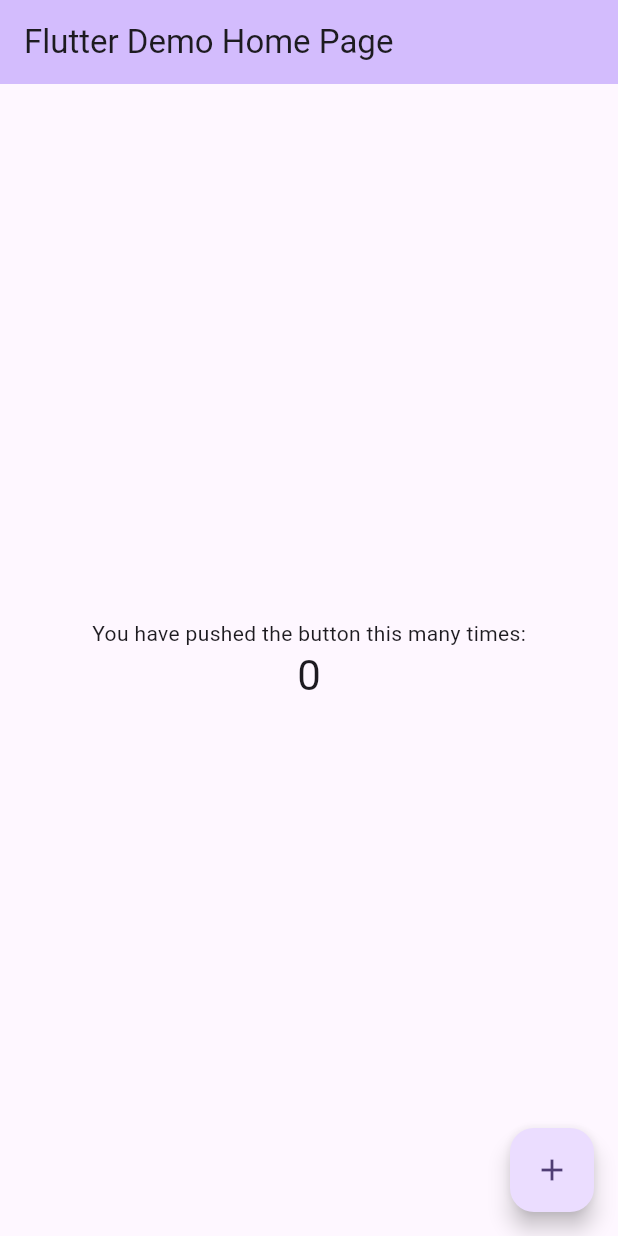
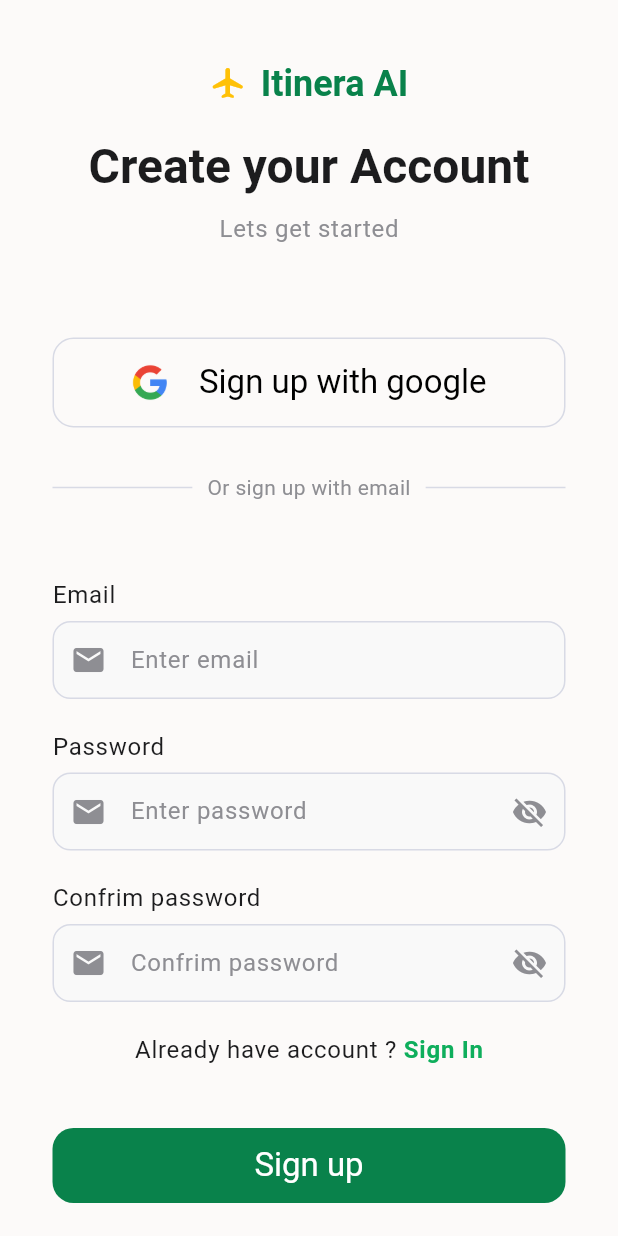
Before and after one commit to Aditya290605/smart_trip_planner_flutter, a Flutter app: the screen it shows after launch, on a phone screen of 412 x 824 dp. Run offline on Flutter 3.47's test engine with Material 3 defaults, Android fonts, the phone set to English and light mode, and no system bars; our stand-ins replace flutter_bloc; Roboto replaces fonts that are missing (SFPro).

Commit message:
sign up and sign in page added

```diff
--- /dev/null
+++ b/smart_trip_planner/lib/core/theme/app_color.dart
@@ -0,0 +1,12 @@
+import 'package:flutter/material.dart';
+
+class AppColors {
+  static const Color primary = Color(0xFF0EAE5C); // Green button
+  static const Color primaryDark = Color(0xFF09824B);
+  static const Color scaffold = Color(0xFFFCFAF9); // Light cream background
+  static const Color textDark = Color(0xFF1C1C1E); // Heading text
+  static const Color textLight = Color(0xFF8E8E93); // Subtitle text
+  static const Color border = Color.fromRGBO(216, 218, 229, 1); // Input border
+  static const Color inputFill = Color(0xFFF9F9F9); // Input background
+  static const Color googleBlue = Color(0xFF4285F4); // Google button icon
+}
--- /dev/null
+++ b/smart_trip_planner/lib/core/theme/app_theme.dart
@@ -0,0 +1,82 @@
+import 'package:flutter/material.dart';
+import 'package:smart_trip_planner/core/theme/app_color.dart';
+
+class AppTheme {
+  static ThemeData lightTheme = ThemeData(
+    scaffoldBackgroundColor: AppColors.scaffold,
+    brightness: Brightness.light,
+    fontFamily: 'SFPro',
+
+    colorScheme: ColorScheme.light(
+      primary: AppColors.primary,
+      onPrimary: Colors.white,
+    ),
+
+    textTheme: const TextTheme(
+      headlineLarge: TextStyle(
+        fontSize: 32,
+        fontWeight: FontWeight.bold,
+        color: AppColors.textDark,
+      ),
+      headlineMedium: TextStyle(
+        fontSize: 24,
+        fontWeight: FontWeight.bold,
+        color: AppColors.textDark,
+      ),
+      titleMedium: TextStyle(
+        fontSize: 16,
+        fontWeight: FontWeight.w600,
+        color: AppColors.textDark,
+      ),
+      bodyLarge: TextStyle(
+        fontSize: 16,
+        fontWeight: FontWeight.normal,
+        color: AppColors.textDark,
+      ),
+      bodyMedium: TextStyle(
+        fontSize: 14,
+        fontWeight: FontWeight.normal,
+        color: AppColors.textLight,
+      ),
+    ),
+
+    inputDecorationTheme: InputDecorationTheme(
+      filled: true,
+      fillColor: AppColors.inputFill,
+      contentPadding: const EdgeInsets.symmetric(horizontal: 16, vertical: 14),
+      border: OutlineInputBorder(
+        borderRadius: BorderRadius.circular(12),
+        borderSide: const BorderSide(color: AppColors.border),
+      ),
+      enabledBorder: OutlineInputBorder(
+        borderRadius: BorderRadius.circular(12),
+        borderSide: const BorderSide(color: AppColors.border),
+      ),
+      focusedBorder: OutlineInputBorder(
+        borderRadius: BorderRadius.circular(12),
+        borderSide: const BorderSide(color: AppColors.primary),
+      ),
+      hintStyle: const TextStyle(color: AppColors.textLight),
+      labelStyle: const TextStyle(color: AppColors.textDark),
+    ),
+
+    elevatedButtonTheme: ElevatedButtonThemeData(
+      style: ElevatedButton.styleFrom(
+        backgroundColor: AppColors.primary,
+        foregroundColor: Colors.white,
+        textStyle: const TextStyle(fontSize: 16, fontWeight: FontWeight.w600),
+        shape: RoundedRectangleBorder(borderRadius: BorderRadius.circular(12)),
+        padding: const EdgeInsets.symmetric(vertical: 14),
+      ),
+    ),
+
+    textButtonTheme: TextButtonThemeData(
+      style: TextButton.styleFrom(
+        foregroundColor: AppColors.primary,
+        textStyle: const TextStyle(fontWeight: FontWeight.w600),
+      ),
+    ),
+
+    iconTheme: const IconThemeData(color: AppColors.textLight),
+  );
+}
--- /dev/null
+++ b/smart_trip_planner/lib/features/auth/presentation/bloc/auth_bloc_event.dart
@@ -0,0 +1,4 @@
+part of 'auth_bloc_bloc.dart';
+
+@immutable
+sealed class AuthBlocEvent {}
--- /dev/null
+++ b/smart_trip_planner/lib/features/auth/presentation/bloc/auth_bloc_state.dart
@@ -0,0 +1,6 @@
+part of 'auth_bloc_bloc.dart';
+
+@immutable
+sealed class AuthBlocState {}
+
+final class AuthBlocInitial extends AuthBlocState {}
--- /dev/null
+++ b/smart_trip_planner/lib/features/auth/presentation/pages/sing_up_page.dart
@@ -0,0 +1,145 @@
+import 'package:flutter/material.dart';
+import 'package:smart_trip_planner/core/theme/app_color.dart';
+import 'package:smart_trip_planner/features/auth/presentation/pages/login_page.dart';
+
+import 'package:smart_trip_planner/features/auth/presentation/widgets/custom_button.dart';
+import 'package:smart_trip_planner/features/auth/presentation/widgets/custom_text_feild.dart';
+import 'package:smart_trip_planner/features/auth/presentation/widgets/google_singup_button.dart';
+
+class SingUpPage extends StatefulWidget {
+  const SingUpPage({super.key});
+
+  @override
+  State<SingUpPage> createState() => _SingUpPageState();
+}
+
+class _SingUpPageState extends State<SingUpPage> {
+  TextEditingController email = TextEditingController();
+  TextEditingController password = TextEditingController();
+  TextEditingController confirmPassword = TextEditingController();
+  final route = MaterialPageRoute(builder: (context) => LogInPage());
+  @override
+  Widget build(BuildContext context) {
+    return Scaffold(
+      body: SafeArea(
+        child: Padding(
+          padding: const EdgeInsets.symmetric(horizontal: 35, vertical: 10),
+          child: Column(
+            crossAxisAlignment: CrossAxisAlignment.start,
+            children: [
+              const SizedBox(height: 30),
+              Row(
+                mainAxisAlignment: MainAxisAlignment.center,
+                children: [
+                  Icon(Icons.airplanemode_active_rounded, color: Colors.amber),
+                  const SizedBox(width: 10),
+                  Text(
+                    "Itinera AI",
+                    style: Theme.of(context).textTheme.headlineMedium!.copyWith(
+                      color: AppColors.primaryDark,
+                    ),
+                  ),
+                ],
+              ),
+              const SizedBox(height: 20),
+              Center(
+                child: Text(
+                  "Create your Account",
+                  style: Theme.of(context).textTheme.headlineLarge,
+                ),
+              ),
+              const SizedBox(height: 10),
+              Center(
+                child: Text(
+                  "Lets get started",
+                  style: Theme.of(
+                    context,
+                  ).textTheme.bodyLarge!.copyWith(color: AppColors.textLight),
+                ),
+              ),
+              const SizedBox(height: 60),
+
+              GoogleSingupButton(text: 'Sign up with google'),
+              const SizedBox(height: 30),
+              Row(
+                mainAxisAlignment: MainAxisAlignment.spaceEvenly,
+                children: [
+                  Expanded(child: Divider(color: AppColors.border)),
+                  const SizedBox(width: 10),
+                  Text(
+                    "Or sign up with email",
+                    style: Theme.of(context).textTheme.bodyMedium!.copyWith(
+                      color: AppColors.textLight,
+                    ),
+                  ),
+                  const SizedBox(width: 10),
+                  Expanded(child: Divider(color: AppColors.border)),
+                ],
+              ),
+              const SizedBox(height: 50),
+              Text("Email", style: Theme.of(context).textTheme.bodyLarge),
+              const SizedBox(height: 5),
+              CustomInputField(
+                hintText: 'Enter email',
+                prefixIcon: Icons.email,
+                controller: email,
+              ),
+
+              const SizedBox(height: 20),
+
+              Text("Password", style: Theme.of(context).textTheme.bodyLarge),
+              const SizedBox(height: 5),
+              CustomInputField(
+                hintText: 'Enter password',
+                prefixIcon: Icons.email,
+                controller: password,
+                isPassword: true,
+              ),
+
+              const SizedBox(height: 20),
+
+              Text(
+                "Confrim password",
+                style: Theme.of(context).textTheme.bodyLarge,
+              ),
+              const SizedBox(height: 5),
+              CustomInputField(
+                hintText: 'Confrim password',
+                prefixIcon: Icons.email,
+                controller: confirmPassword,
+                isPassword: true,
+              ),
+              const SizedBox(height: 20),
+
+              Center(
+                child: GestureDetector(
+                  onTap: () {
+                    Navigator.push(context, route);
+                  },
+                  child: RichText(
+                    text: TextSpan(
+                      text: "Already have account ?",
+                      style: Theme.of(context).textTheme.bodyLarge,
+                      children: [
+                        TextSpan(
+                          text: " Sign In",
+                          style: Theme.of(context).textTheme.bodyLarge!
+                              .copyWith(
+                                color: AppColors.primary,
+                                fontWeight: FontWeight.bold,
+                              ),
+                        ),
+                      ],
+                    ),
+                  ),
+                ),
+              ),
+              const SizedBox(height: 40),
+              PrimaryButton(label: 'Sign up', onPressed: () {}),
+            ],
+          ),
+        ),
+      ),
+    );
+  }
+}
--- /dev/null
+++ b/smart_trip_planner/lib/features/auth/presentation/widgets/custom_button.dart
@@ -0,0 +1,33 @@
+import 'package:flutter/material.dart';
+import 'package:smart_trip_planner/core/theme/app_color.dart';
+
+class PrimaryButton extends StatelessWidget {
+  final String label;
+  final VoidCallback onPressed;
+
+  const PrimaryButton({
+    super.key,
+    required this.label,
+    required this.onPressed,
+  });
+
+  @override
+  Widget build(BuildContext context) {
+    return Container(
+      width: double.infinity,
+      height: 50,
+      decoration: BoxDecoration(
+        borderRadius: BorderRadius.circular(14),
+        color: AppColors.primaryDark,
+      ),
+      child: Center(
+        child: Text(
+          label,
+          style: Theme.of(
+            context,
+          ).textTheme.titleLarge!.copyWith(color: Colors.white),
+        ),
+      ),
+    );
+  }
+}
--- /dev/null
+++ b/smart_trip_planner/lib/features/auth/presentation/widgets/custom_text_feild.dart
@@ -0,0 +1,56 @@
+import 'package:flutter/material.dart';
+import 'package:smart_trip_planner/core/theme/app_color.dart';
+
+class CustomInputField extends StatefulWidget {
+  final String hintText;
+  final IconData prefixIcon;
+  final bool isPassword;
+  final TextEditingController controller;
+
+  const CustomInputField({
+    super.key,
+    required this.hintText,
+    required this.prefixIcon,
+    this.isPassword = false,
+    required this.controller,
+  });
+
+  @override
+  State<CustomInputField> createState() => _CustomInputFieldState();
+}
+
+class _CustomInputFieldState extends State<CustomInputField> {
+  bool _obscureText = true;
+
+  @override
+  void initState() {
+    super.initState();
+    _obscureText = widget.isPassword;
+  }
+
+  @override
+  Widget build(BuildContext context) {
+    return TextFormField(
+      controller: widget.controller,
+      obscureText: widget.isPassword && _obscureText,
+      decoration: InputDecoration(
+        hintText: widget.hintText,
+        prefixIcon: Icon(widget.prefixIcon, color: AppColors.textLight),
+        suffixIcon: widget.isPassword
+            ? IconButton(
+                icon: Icon(
+                  _obscureText ? Icons.visibility_off : Icons.visibility,
+                  color: AppColors.textLight,
+                ),
+                onPressed: () {
+                  setState(() {
+                    _obscureText = !_obscureText;
+                  });
+                },
+              )
+            : null,
+      ),
+      style: Theme.of(context).textTheme.bodyLarge,
+    );
+  }
+}
--- /dev/null
+++ b/smart_trip_planner/lib/features/auth/presentation/widgets/google_singup_button.dart
@@ -0,0 +1,27 @@
+import 'package:flutter/material.dart';
+import 'package:smart_trip_planner/core/theme/app_color.dart';
+
+class GoogleSingupButton extends StatelessWidget {
+  final String text;
+  const GoogleSingupButton({super.key, required this.text});
+
+  @override
+  Widget build(BuildContext context) {
+    return Container(
+      padding: EdgeInsets.all(15),
+
+      decoration: BoxDecoration(
+        borderRadius: BorderRadius.circular(14),
+        border: Border.all(color: AppColors.border),
+      ),
+      child: Row(
+        mainAxisAlignment: MainAxisAlignment.center,
+        children: [
+          Image.asset('assets/images/g-logo-2.png', height: 25, width: 25),
+          const SizedBox(width: 20),
+          Text(text, style: Theme.of(context).textTheme.titleLarge),
+        ],
+      ),
+    );
+  }
+}
--- a/smart_trip_planner/lib/main.dart
+++ b/smart_trip_planner/lib/main.dart
@@ -1,4 +1,6 @@
 import 'package:flutter/material.dart';
+import 'package:smart_trip_planner/core/theme/app_theme.dart';
+import 'package:smart_trip_planner/features/auth/presentation/pages/sing_up_page.dart';
 
 void main() {
   runApp(const MyApp());
@@ -11,112 +13,10 @@ class MyApp extends StatelessWidget {
   @override
   Widget build(BuildContext context) {
     return MaterialApp(
-      title: 'Flutter Demo',
-      theme: ThemeData(
-        // This is the theme of your application.
-        //
-        // TRY THIS: Try running your application with "flutter run". You'll see
-        // the application has a purple toolbar. Then, without quitting the app,
-        // try changing the seedColor in the colorScheme below to Colors.green
-        // and then invoke "hot reload" (save your changes or press the "hot
-        // reload" button in a Flutter-supported IDE, or press "r" if you used
-        // the command line to start the app).
-        //
-        // Notice that the counter didn't reset back to zero; the application
-        // state is not lost during the reload. To reset the state, use hot
-        // restart instead.
-        //
-        // This works for code too, not just values: Most code changes can be
-        // tested with just a hot reload.
-        colorScheme: ColorScheme.fromSeed(seedColor: Colors.deepPurple),
-      ),
-      home: const MyHomePage(title: 'Flutter Demo Home Page'),
+      title: 'Itinera AI',
+      theme: AppTheme.lightTheme,
+      home: const SingUpPage(),
+      debugShowCheckedModeBanner: false,
     );
   }
 }
-
-class MyHomePage extends StatefulWidget {
-  const MyHomePage({super.key, required this.title});
-
-  // This widget is the home page of your application. It is stateful, meaning
-  // that it has a State object (defined below) that contains fields that affect
-  // how it looks.
-
-  // This class is the configuration for the state. It holds the values (in this
-  // case the title) provided by the parent (in this case the App widget) and
-  // used by the build method of the State. Fields in a Widget subclass are
-  // always marked "final".
-
-  final String title;
-
-  @override
-  State<MyHomePage> createState() => _MyHomePageState();
-}
-
-class _MyHomePageState extends State<MyHomePage> {
-  int _counter = 0;
-
-  void _incrementCounter() {
-    setState(() {
-      // This call to setState tells the Flutter framework that something has
-      // changed in this State, which causes it to rerun the build method below
-      // so that the display can reflect the updated values. If we changed
-      // _counter without calling setState(), then the build method would not be
-      // called again, and so nothing would appear to happen.
-      _counter++;
-    });
-  }
-
-  @override
-  Widget build(BuildContext context) {
-    // This method is rerun every time setState is called, for instance as done
-    // by the _incrementCounter method above.
-    //
-    // The Flutter framework has been optimized to make rerunning build methods
-    // fast, so that you can just rebuild anything that needs updating rather
-    // than having to individually change instances of widgets.
-    return Scaffold(
-      appBar: AppBar(
-        // TRY THIS: Try changing the color here to a specific color (to
-        // Colors.amber, perhaps?) and trigger a hot reload to see the AppBar
-        // change color while the other colors stay the same.
-        backgroundColor: Theme.of(context).colorScheme.inversePrimary,
-        // Here we take the value from the MyHomePage object that was created by
-        // the App.build method, and use it to set our appbar title.
-        title: Text(widget.title),
-      ),
-      body: Center(
-        // Center is a layout widget. It takes a single child and positions it
-        // in the middle of the parent.
-        child: Column(
-          // Column is also a layout widget. It takes a list of children and
-          // arranges them vertically. By default, it sizes itself to fit its
-          // children horizontally, and tries to be as tall as its parent.
-          //
-          // Column has various properties to control how it sizes itself and
-          // how it positions its children. Here we use mainAxisAlignment to
-          // center the children vertically; the main axis here is the vertical
-          // axis because Columns are vertical (the cross axis would be
-          // horizontal).
-          //
-          // TRY THIS: Invoke "debug painting" (choose the "Toggle Debug Paint"
-          // action in the IDE, or press "p" in the console), to see the
-          // wireframe for each widget.
-          mainAxisAlignment: MainAxisAlignment.center,
-          children: <Widget>[
-            const Text('You have pushed the button this many times:'),
-            Text(
-              '$_counter',
-              style: Theme.of(context).textTheme.headlineMedium,
-            ),
-          ],
-        ),
-      ),
-      floatingActionButton: FloatingActionButton(
-        onPressed: _incrementCounter,
-        tooltip: 'Increment',
-        child: const Icon(Icons.add),
-      ), // This trailing comma makes auto-formatting nicer for build methods.
-    );
-  }
-}
```
Also changed, not shown: smart_trip_planner/lib/features/auth/presentation/bloc/auth_bloc_bloc.dart (added, +11 -0 lines), smart_trip_planner/lib/features/auth/presentation/pages/login_page.dart (added, +132 -0 lines), smart_trip_planner/pubspec.yaml (+14 -3 lines), smart_trip_planner/assets/images/g-logo-2.png (added), smart_trip_planner/pubspec.lock, 4 other files.
